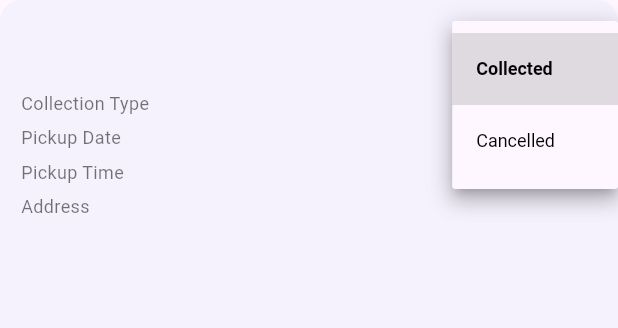
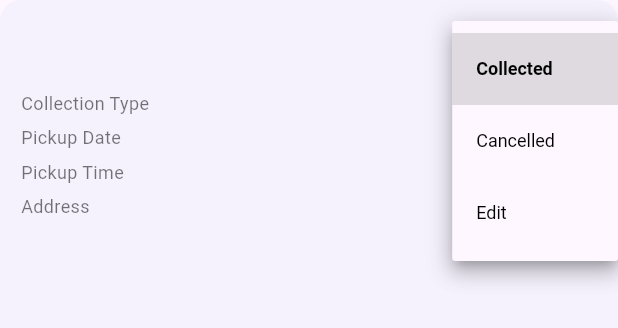
Before and after one commit to Dipalikade/laundry_pos_system, a Flutter app: the CollectionCard widget shown alone on an empty page, opened directly with empty values, after a tap on "Collected", on a phone screen of 412 x 824 dp. Shown: the top 328 px of the screen. Run offline on Flutter 3.47's test engine with Material 3 defaults, Android fonts, the phone set to English and light mode, and no system bars; our stand-ins replace dio, flutter_riverpod, shared_preferences; accounts and stored records are empty; network calls fail.

Commit message:
create collection Functionality improved

```diff
--- a/lib/pages/collection/collection_body.dart
+++ b/lib/pages/collection/collection_body.dart
@@ -8,6 +8,7 @@ import 'add_collection.dart';
 enum CollectionStatus {
   collected,
   cancelled,
+  edit,
 }
 
 class TodaysCollectionsScreen extends ConsumerWidget {
@@ -193,6 +194,10 @@ class _CollectionCardState extends ConsumerState<CollectionCard> {
                           }
                         }
 
+                        if(value == CollectionStatus.edit){
+                          Navigator.push(context, MaterialPageRoute(builder: (context)=>AddCollectionScreen()));
+                        }
+
                         setState(() {
                           _status = value!;
                         });
@@ -205,6 +210,10 @@ class _CollectionCardState extends ConsumerState<CollectionCard> {
                         DropdownMenuItem(
                           value: CollectionStatus.cancelled,
                           child: Text("Cancelled"),
+                        ),
+                        DropdownMenuItem(
+                          value: CollectionStatus.edit,
+                          child: Text("Edit"),
                         ),
                       ],
                     ),
--- a/lib/pages/collection/payment_collection_form.dart
+++ b/lib/pages/collection/payment_collection_form.dart
@@ -1,6 +1,7 @@
 import 'dart:async';
 import 'package:flutter/material.dart';
 import 'package:flutter_riverpod/flutter_riverpod.dart';
+import '../../providers/collection_provider.dart';
 import '../../providers/customer_provider.dart';
 import '../../providers/driver_provider.dart';
 import '../../providers/create_collection_provider.dart'; // ✅ ADDED
@@ -297,7 +298,7 @@ class _PaymentCollectionFormState
                     }
 
                     final body = {
-                      "collection_type": "CLOTH",
+                      "collection_type": "PAYMENT",
                       "customer_type": customerType,
                       "customer_id":
                       int.parse(selectedCustomerId!),
@@ -322,6 +323,8 @@ class _PaymentCollectionFormState
                               .future);
 
                       if (response["success"] == true) {
+                        ref.invalidate(collectionsProvider);
+
                         ScaffoldMessenger.of(context)
                             .showSnackBar(
                           SnackBar(
```
Also changed, not shown: lib/pages/collection/cloth_collection_form.dart (+7 -6 lines).
